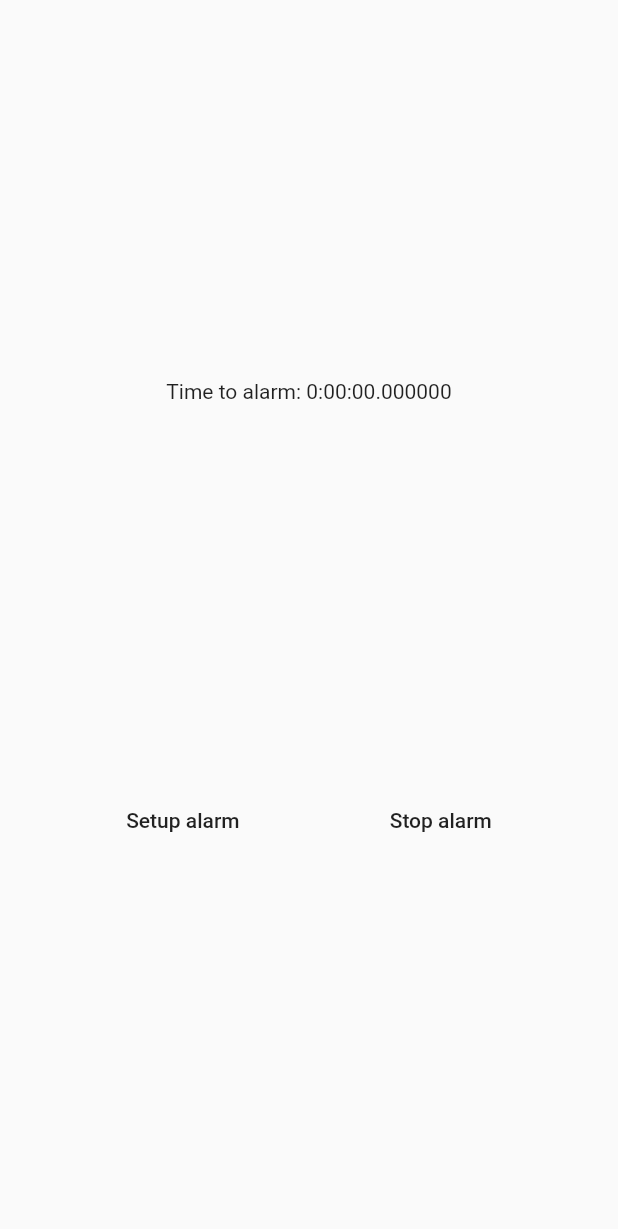
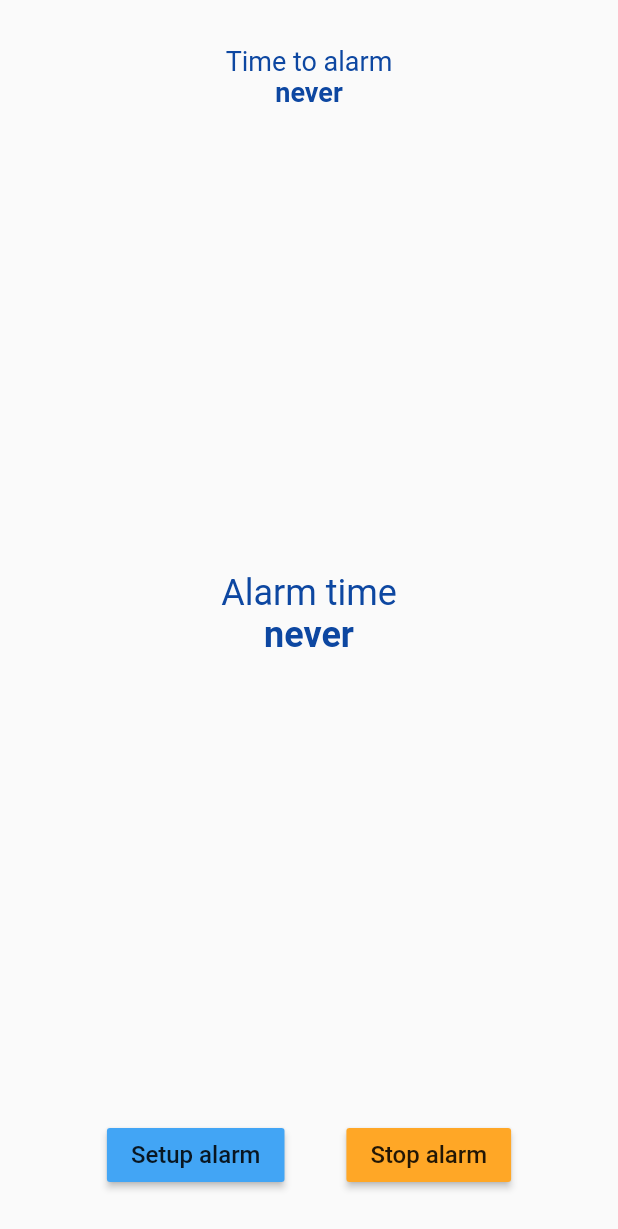
Before and after one commit to zatsepinvl/tik-tak-alarm, a Flutter app: the Alarm screen opened directly, after a tap on "Setup alarm", on a phone screen of 412 x 824 dp. Shown: the top 1229 px of the screen. Run offline on Flutter 3.47's test engine with Material 2 defaults, Android fonts, the phone set to English and light mode, and no system bars; our stand-ins replace audioplayers, flutter_datetime_picker, fluttertoast, shared_preferences; accounts and stored records are empty.

Commit message:
Real alarm time

```diff
--- a/lib/main.dart
+++ b/lib/main.dart
@@ -1,11 +1,12 @@
 import 'dart:async';
-import 'dart:developer';
 import 'package:audioplayers/audioplayers.dart';
 import 'package:flutter/material.dart';
 import 'package:audioplayers/audio_cache.dart';
 import 'package:flutter_datetime_picker/flutter_datetime_picker.dart';
 import 'package:fluttertoast/fluttertoast.dart';
 import 'dart:math';
+import 'package:shared_preferences/shared_preferences.dart';
+import 'package:intl/intl.dart';
 
 /*
  * Alarm example: https://github.com/Yahhi/pomodoro_on_flutter
@@ -19,7 +20,7 @@ class MyApp extends StatelessWidget {
       title: 'Welcome to Flutter',
       home: Scaffold(
         appBar: AppBar(
-          title: Text('Welcome to CSF Alarm'),
+          title: Text('Tik-Tak Alarm'),
         ),
         body: Center(
           child: Alarm(),
@@ -31,66 +32,136 @@ class MyApp extends StatelessWidget {
 
 class AlarmState extends State<Alarm> {
   String alarmingText = "Alarm!";
-  int duration = 0;
+  Duration timeToAlarm;
+  TimeOfDay alarmTime;
   Timer counter;
   AudioPlayer currentPlayer;
   BuildContext context;
 
   static AudioCache player = new AudioCache();
-  static const alarmAudioPath = "alarm.mp3";
+  static const _alarmAudioPath = "alarm.mp3";
+  static const _timePrefName = "timePref";
+
 
   @override
   Widget build(BuildContext context) {
     this.context = context;
     if (counter == null) {
-      counter = new Timer.periodic(Duration(seconds: 1), handleTimeout);
+      initTime();
+      counter = new Timer.periodic(Duration(seconds: 1), handleTick);
     }
     return Scaffold(
       body: Center(
+        child: Padding(
+          padding: EdgeInsets.all(30),
           child: Column(
-          mainAxisAlignment: MainAxisAlignment.spaceEvenly,
+            mainAxisAlignment: MainAxisAlignment.spaceBetween,
+            mainAxisSize: MainAxisSize.max,
+            crossAxisAlignment: CrossAxisAlignment.stretch,
             children: <Widget>[
-            Text("Time to alarm: ${Duration(seconds: duration)}"),
+              Column(
+                  children: <Widget>[
+                    Text("Time to alarm", style: TextStyle(
+                        fontSize: 18,
+                        fontWeight: FontWeight.w400,
+                        color: Colors.blue.shade900
+                    )),
+                    Text("${formatDuration(timeToAlarm)}", style: TextStyle(
+                        fontSize: 18,
+                        fontWeight: FontWeight.w700,
+                        color: Colors.blue.shade900
+                    )),
+                  ]
+              ),
+              Column(
+                  children: <Widget>[
+                    Text("Alarm time", style: TextStyle(
+                        fontSize: 24,
+                        fontWeight: FontWeight.w400,
+                        color: Colors.blue.shade900
+                    )),
+                    Text("${formatTimeOfDay(alarmTime)}", style: TextStyle(
+                        fontSize: 24,
+                        fontWeight: FontWeight.w700,
+                        color: Colors.blue.shade900
+                    )),
+                  ]
+              ),
               Row(
                 mainAxisAlignment: MainAxisAlignment.spaceEvenly,
                 children: <Widget>[
-                FlatButton(
+                  RaisedButton(
                       onPressed: () {
-                      DatePicker.showTimePicker(context, showTitleActions: true,
-                          onConfirm: (date) {
-                        setState(() {
-                          duration = date.second;
-                        });
-                      }, currentTime: DateTime.now());
+                        DatePicker.showTimePicker(
+                            context, showTitleActions: true,
+                            onConfirm: setAlarmTime,
+                            currentTime: DateTime.now());
                       },
-                    child: Text('Setup alarm')),
-                FlatButton(
+                      child: Text(
+                        'Setup alarm',
+                        style: TextStyle(
+                            fontSize: 16
+                        ),
+                      ),
+                      color: Colors.blue.shade400
+                  ),
+                  RaisedButton(
                     onPressed: () {
-
                       stopAlarm();
                     },
-                  child: Text("Stop alarm"),
+                    child: Text("Stop alarm",
+                      style: TextStyle(
+                          fontSize: 16
+                      ),),
+                    color: Colors.orange.shade400,
                   ),
                 ],
               ),
             ],
           ),
         ),
+      ),
     );
   }
 
-  void handleTimeout(Timer timer) {
-    if (duration == 1) {
-      showStopDialog();
-      startAlarm();
+  void initTime() async {
+    SharedPreferences prefs = await SharedPreferences.getInstance();
+    String alarmTimeRaw = prefs.getString(_timePrefName);
+    if (alarmTimeRaw == null) {
+      return;
+    }
     setState(() {
-        duration = 0;
-      });
-    } else if (duration > 1) {
-      setState(() {
-        duration--;
+      alarmTime = TimeOfDay.fromDateTime(DateTime.parse(alarmTimeRaw));
+      timeToAlarm = getTimeToAlarm();
     });
   }
+
+  void setAlarmTime(DateTime time) async {
+    SharedPreferences prefs = await SharedPreferences.getInstance();
+    await prefs.setString(_timePrefName, time.toString());
+    setState(() {
+      alarmTime = TimeOfDay.fromDateTime(time);
+      timeToAlarm = getTimeToAlarm();
+    });
+  }
+
+  void handleTick(Timer timer) {
+    Duration nextTimeToAlarm = getTimeToAlarm();
+    if (nextTimeToAlarm.inSeconds == 0) {
+      startAlarm();
+      showStopDialog();
+    }
+    setState(() {
+      timeToAlarm = nextTimeToAlarm;
+    });
+  }
+
+  void startAlarm() {
+    player
+        .loop(_alarmAudioPath, mode: PlayerMode.LOW_LATENCY)
+        .then((currentPlayer) {
+      this.currentPlayer = currentPlayer;
+    });
   }
 
   final _text = TextEditingController();
@@ -106,7 +177,8 @@ class AlarmState extends State<Alarm> {
         barrierDismissible: false,
         builder: (BuildContext context) {
           return SimpleDialog(
-            title: const Text("Let's to stop it!", textAlign: TextAlign.center,),
+            title: const Text(
+              "Let's to stop it!", textAlign: TextAlign.center,),
             children: <Widget>[
               Column(
                   mainAxisAlignment: MainAxisAlignment.spaceEvenly,
@@ -126,18 +198,6 @@ class AlarmState extends State<Alarm> {
 
                     )
                   ]),
-
-//              Row(
-//                  mainAxisAlignment: MainAxisAlignment.spaceEvenly,
-//                  children: <Widget>[
-//                    FlatButton(
-//                      onPressed: () {
-//                        stopAlarm();
-//                        Navigator.pop(context);
-//                      },
-//                      child: const Text('Stop'),
-//                    ),
-//                  ])
             ],
           );
         });
@@ -153,21 +213,10 @@ class AlarmState extends State<Alarm> {
     }
   }
 
-  void startAlarm() {
-    player
-        .loop(alarmAudioPath, mode: PlayerMode.LOW_LATENCY)
-        .then((currentPlayer) {
-      this.currentPlayer = currentPlayer;
-    });
-  }
-
   void stopAlarm() {
     if (currentPlayer != null) {
       currentPlayer.stop();
     }
-    setState(() {
-      duration = 0;
-    });
     Fluttertoast.showToast(
         msg: "Great!🏆 Wake up ASAP",
         toastLength: Toast.LENGTH_SHORT,
@@ -178,6 +227,50 @@ class AlarmState extends State<Alarm> {
         fontSize: 16.0
     );
   }
+
+  Duration getTimeToAlarm() {
+    Duration now = durationFromDateTime(DateTime.now());
+    Duration alarmDuration = durationFromTimeOfDate(alarmTime);
+    Duration diff = alarmDuration - now;
+    if (diff.isNegative) {
+      Duration nextDayAlarmTime = alarmDuration + Duration(days: 1);
+      return nextDayAlarmTime - now;
+    }
+    return diff;
+  }
+
+  int secondsFromDateTime(DateTime time) {
+    return time.hour * Duration.secondsPerHour +
+        time.minute * Duration.secondsPerMinute + time.second;
+  }
+
+  Duration durationFromDateTime(DateTime time) {
+    return Duration(
+        hours: time.hour, minutes: time.minute, seconds: time.second
+    );
+  }
+
+  String formatDuration(Duration duration) {
+    if (duration == null) {
+      return "never";
+    }
+    //hack
+    return duration.toString().substring(0, 8).replaceAll(".", "");
+  }
+
+  String formatTimeOfDay(TimeOfDay timeOfDay) {
+    if (timeOfDay == null) {
+      return "never";
+    }
+    final now = new DateTime.now();
+    final date = DateTime(
+        now.year, now.month, now.day, timeOfDay.hour, timeOfDay.minute);
+    return new DateFormat('hh:mm').format(date);
+  }
+
+  Duration durationFromTimeOfDate(TimeOfDay timeOfDay) {
+    return Duration(hours: timeOfDay.hour, minutes: timeOfDay.minute);
+  }
 }
 
 class Alarm extends StatefulWidget {
--- a/pubspec.yaml
+++ b/pubspec.yaml
@@ -12,6 +12,8 @@ dependencies:
   audioplayers: ^0.10.0
   flutter_datetime_picker: ^1.1.4
   fluttertoast: ^3.0.2
+  shared_preferences: ^0.5.1
+  intl: ^0.15.8
 
 dev_dependencies:
   flutter_test:
```
Lines whose indentation alone changed are shown as unchanged.
